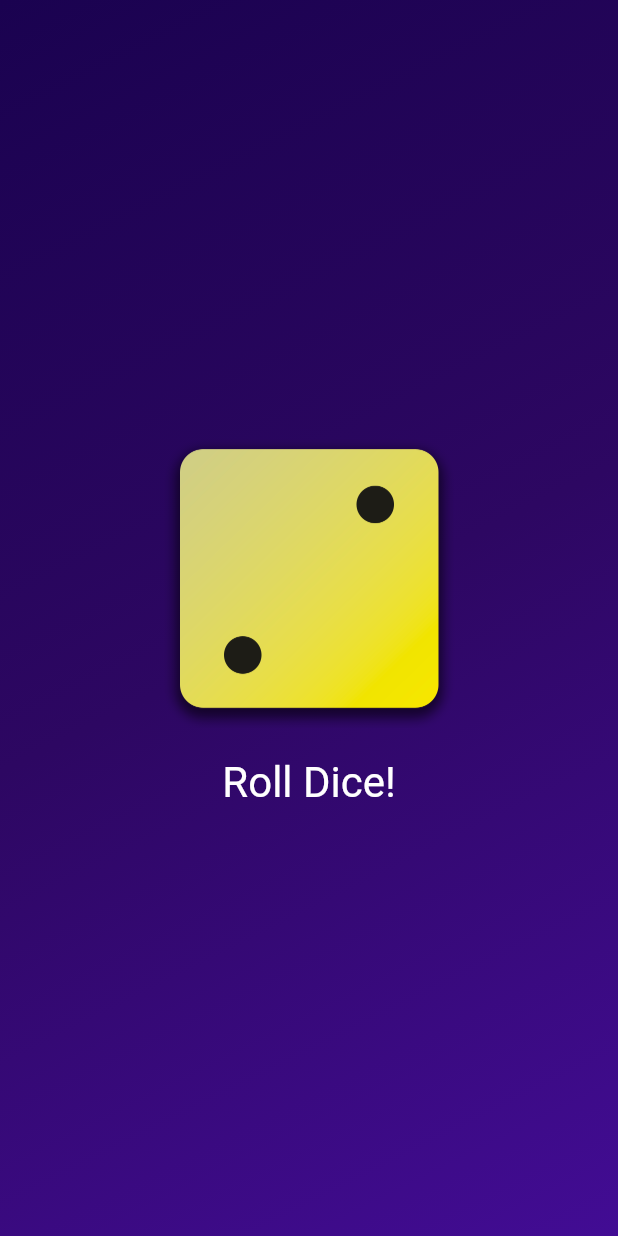
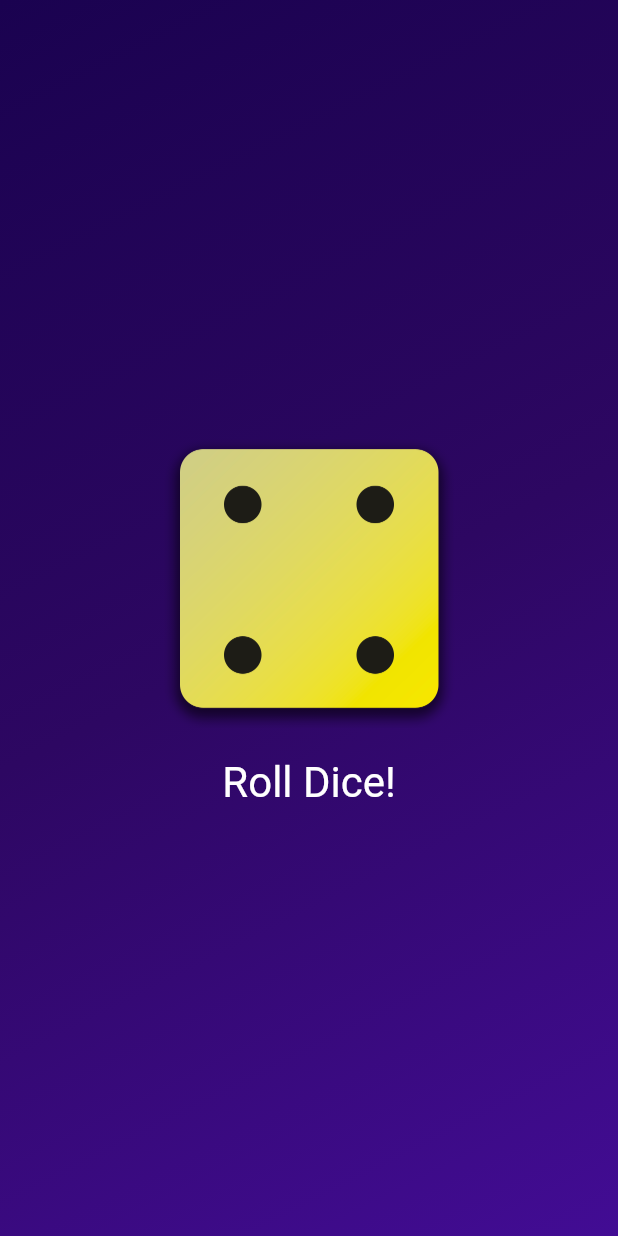
Before and after one commit to AhmadNasserx/Dice-Roll-App, a Flutter app: the screen it shows after launch, after a tap on "Roll Dice!", on a phone screen of 412 x 824 dp. Run offline on Flutter 3.47's test engine with Material 3 defaults, Android fonts, the phone set to English and light mode, and no system bars.

```diff
--- /dev/null
+++ b/lib/dice_roller.dart
@@ -0,0 +1,41 @@
+import 'package:flutter/material.dart';
+
+class DiceRoller extends StatefulWidget{
+  const DiceRoller({super.key});
+
+  @override
+  State<DiceRoller> createState() {
+    return _DiceRollerState();
+  }
+
+}
+
+class _DiceRollerState extends State<DiceRoller>{
+      var activeDiceImage = 'assets/images/dice-2.png';
+    rollDice() {
+      setState(() {
+         activeDiceImage = 'assets/images/dice-4.png';
+      });
+    }
+  @override
+  Widget build(context){
+    return Column(
+              mainAxisSize:MainAxisSize.min ,
+              children: [
+                  Image.asset(
+                    activeDiceImage, width: 200,
+                  ),
+                  TextButton(onPressed: rollDice
+                  ,
+                  style: TextButton.styleFrom(
+                    padding: EdgeInsets.only(top: 20,),
+                    foregroundColor: Colors.white,
+                   textStyle: const TextStyle(
+                    fontSize: 28,
+                    )),
+                   child: const Text(
+                    'Roll Dice!'),
+                   )
+            ],);
+  }
+}
--- a/lib/gradient_container.dart
+++ b/lib/gradient_container.dart
@@ -1,15 +1,14 @@
+import 'package:first_app/dice_roller.dart';
 import 'package:flutter/material.dart';
 
 
 const startAlignment = Alignment.topLeft;
 const endAlignment =  Alignment.bottomRight;
 class GradientContainer extends StatelessWidget {
-  const GradientContainer({super.key, required this.colors});
+   const GradientContainer({super.key, required this.colors});
 
     final List<Color> colors;
-    rollDice() {
 
-    }
 
   @override
   Widget build(context) {
@@ -22,24 +21,7 @@ class GradientContainer extends StatelessWidget {
             ),
           ),
           child:  Center(
-            child: Column(
-              mainAxisSize:MainAxisSize.min ,
-              children: [
-                  Image.asset(
-                    'assets/images/dice-2.png', width: 200,
-                  ),
-                  TextButton(onPressed: rollDice
-                  ,
-                  style: TextButton.styleFrom(
-                    padding: EdgeInsets.only(top: 20,),
-                    foregroundColor: Colors.white,
-                   textStyle: const TextStyle(
-                    fontSize: 28,
-                    )),
-                   child: const Text(
-                    'Roll Dice!'),
-                   )
-            ],),
+            child: DiceRoller(),
           ),
         );
   }
--- a/lib/main.dart
+++ b/lib/main.dart
@@ -5,7 +5,7 @@ import 'package:first_app/gradient_container.dart';
 
 void main() {
   runApp(
-    MaterialApp(
+    const MaterialApp(
       home: Scaffold(
         body: GradientContainer(
           colors: [
```
